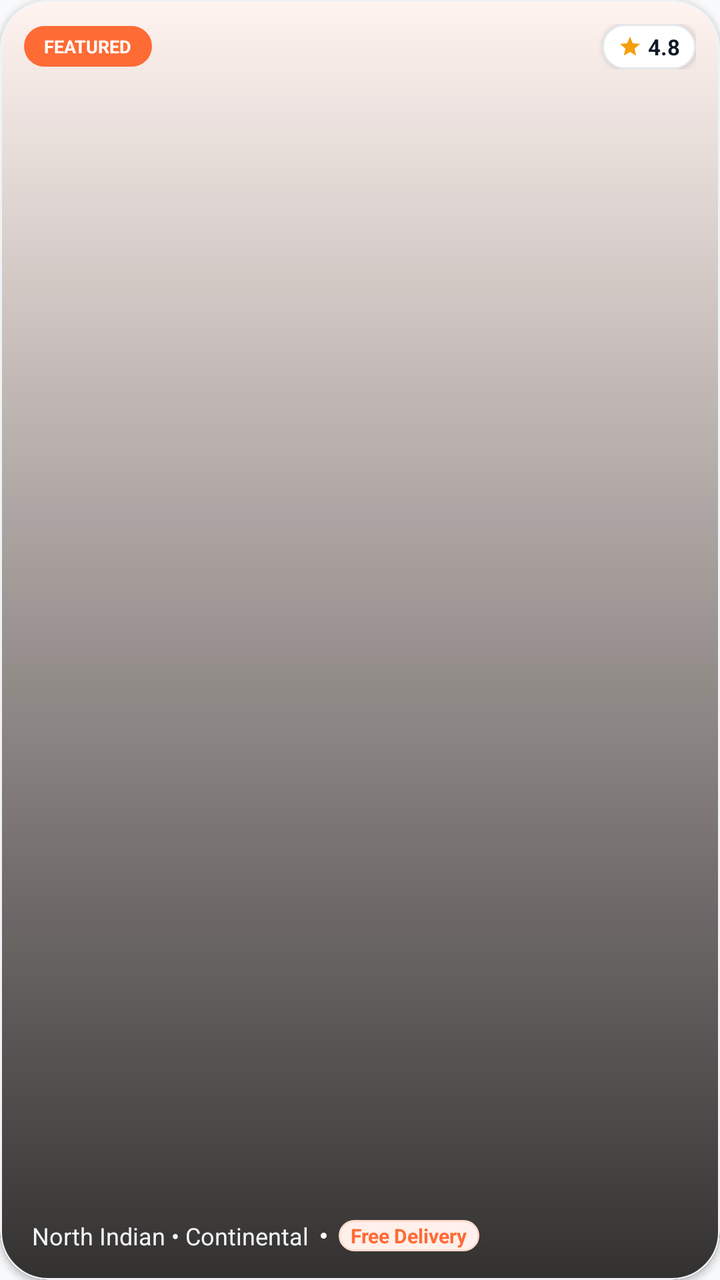
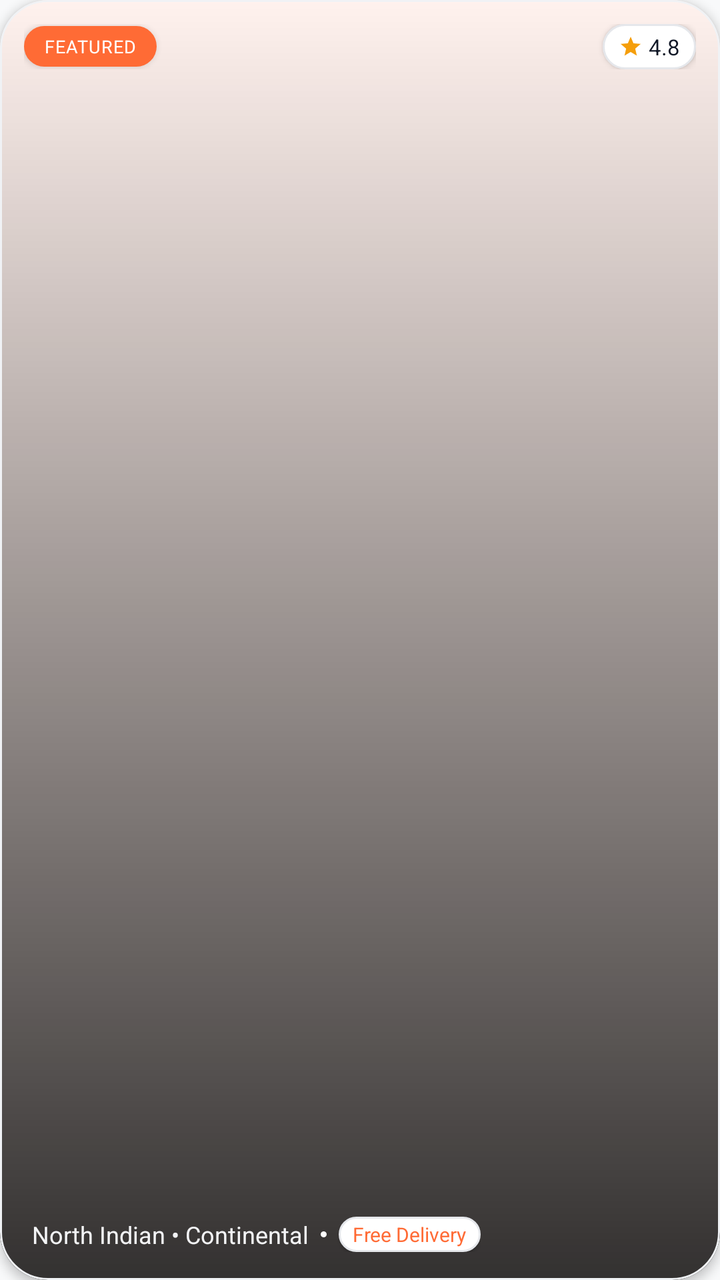

Two renders of the same Android screen: before a commit and after it. Below are the layout's source before the change and the commit's diff.
<!-- AndroidManifest.xml: application theme Theme.AKRHunger -->
<!-- res/layout/item_featured_restaurant.xml -->
<?xml version="1.0" encoding="utf-8"?>
<com.google.android.material.card.MaterialCardView xmlns:android="http://schemas.android.com/apk/res/android"
    xmlns:app="http://schemas.android.com/apk/res-auto"
    android:layout_width="290dp"
    android:layout_height="210dp"
    android:layout_marginHorizontal="6dp"
    android:layout_marginVertical="4dp"
    android:clickable="true"
    android:focusable="true"
    android:foreground="?attr/selectableItemBackground"
    app:cardBackgroundColor="@color/surface"
    app:cardCornerRadius="24dp"
    app:cardElevation="2dp"
    app:strokeColor="@color/card_border"
    app:strokeWidth="1dp">

    <FrameLayout
        android:layout_width="match_parent"
        android:layout_height="match_parent">

        
        <ImageView
            android:id="@+id/iv_restaurant_image"
            android:layout_width="match_parent"
            android:layout_height="match_parent"
            android:scaleType="centerCrop" />

        
        <View
            android:layout_width="match_parent"
            android:layout_height="match_parent"
            android:background="@drawable/gradient_bottom_overlay" />

        
        <LinearLayout
            android:layout_width="match_parent"
            android:layout_height="wrap_content"
            android:layout_gravity="top"
            android:gravity="center_vertical"
            android:orientation="horizontal"
            android:padding="12dp">

            
            <TextView
                android:id="@+id/tv_promoted"
                android:layout_width="wrap_content"
                android:layout_height="wrap_content"
                android:background="@drawable/bg_pill_primary"
                android:paddingHorizontal="10dp"
                android:paddingVertical="4dp"
                android:text="FEATURED"
                android:textColor="@color/on_primary"
                android:textSize="9sp"
                android:textStyle="bold" />

            <View
                android:layout_width="0dp"
                android:layout_height="1dp"
                android:layout_weight="1" />

            
            <LinearLayout
                android:layout_width="wrap_content"
                android:layout_height="wrap_content"
                android:background="@drawable/bg_pill_white"
                android:elevation="2dp"
                android:gravity="center_vertical"
                android:paddingHorizontal="8dp"
                android:paddingVertical="4dp">

                <ImageView
                    android:layout_width="12dp"
                    android:layout_height="12dp"
                    android:src="@drawable/ic_star"
                    android:tint="@color/rating_star" />

                <TextView
                    android:id="@+id/tv_restaurant_rating"
                    android:layout_width="wrap_content"
                    android:layout_height="wrap_content"
                    android:layout_marginStart="3dp"
                    android:text="4.8"
                    android:textColor="@color/text_primary"
                    android:textSize="11sp"
                    android:textStyle="bold" />
            </LinearLayout>
        </LinearLayout>

        
        <LinearLayout
            android:layout_width="match_parent"
            android:layout_height="wrap_content"
            android:layout_gravity="bottom"
            android:orientation="vertical"
            android:paddingHorizontal="16dp"
            android:paddingBottom="14dp">

            <TextView
                android:id="@+id/tv_restaurant_name"
                android:layout_width="wrap_content"
                android:layout_height="wrap_content"
                android:ellipsize="end"
                android:maxLines="1"
                android:shadowColor="#80000000"
                android:shadowDx="0"
                android:shadowDy="1"
                android:shadowRadius="2"
                android:textColor="#FFFFFF"
                android:textSize="17sp"
                android:textStyle="bold" />

            
            <LinearLayout
                android:layout_width="wrap_content"
                android:layout_height="wrap_content"
                android:layout_marginTop="4dp"
                android:gravity="center_vertical"
                android:orientation="horizontal">

                <TextView
                    android:id="@+id/tv_restaurant_cuisine"
                    android:layout_width="wrap_content"
                    android:layout_height="wrap_content"
                    android:ellipsize="end"
                    android:maxLines="1"
                    android:text="North Indian • Continental"
                    android:textColor="#F3F4F6"
                    android:textSize="12sp" />

                <View
                    android:layout_width="3dp"
                    android:layout_height="3dp"
                    android:layout_marginHorizontal="6dp"
                    android:background="@drawable/bg_dot_white" />

                
                <TextView
                    android:layout_width="wrap_content"
                    android:layout_height="wrap_content"
                    android:background="@drawable/bg_pill_soft"
                    android:paddingHorizontal="6dp"
                    android:paddingVertical="1dp"
                    android:text="Free Delivery"
                    android:textColor="@color/primary"
                    android:textSize="10sp"
                    android:textStyle="bold" />
            </LinearLayout>
        </LinearLayout>
    </FrameLayout>
</com.google.android.material.card.MaterialCardView>
<!-- resources referenced by this layout -->
<resources>
  <color name="card_border">#F0F2F5</color>
  <color name="on_primary">#FFFFFF</color>
  <color name="primary">#FF6B35</color>
  <color name="rating_star">#F59E0B</color>
  <color name="surface">#FFFFFF</color>
  <color name="text_primary">#111827</color>
  <!-- drawable bg_dot_white (drawable) -->
  <shape xmlns:android="http://schemas.android.com/apk/res/android"
      android:shape="oval">
      <solid android:color="#FFFFFF" />
      <size android:width="10dp" android:height="10dp" />
  </shape>
  <!-- drawable bg_pill_primary (drawable) -->
  <?xml version="1.0" encoding="utf-8"?>
  <ripple xmlns:android="http://schemas.android.com/apk/res/android"
      android:color="#33FFFFFF">
      <item>
          <shape android:shape="rectangle">
              <corners android:radius="999dp" />
              <solid android:color="@color/primary" />
          </shape>
      </item>
  </ripple>
  <!-- drawable bg_pill_soft (drawable) -->
  <?xml version="1.0" encoding="utf-8"?>
  <ripple xmlns:android="http://schemas.android.com/apk/res/android"
      android:color="@color/primary_15">
      <item>
          <shape android:shape="rectangle">
              <corners android:radius="999dp" />
              <solid android:color="@color/primary_tint" />
              <stroke android:width="1dp" android:color="@color/primary_tint_border" />
          </shape>
      </item>
  </ripple>
  <!-- drawable gradient_bottom_overlay (drawable) -->
  <?xml version="1.0" encoding="utf-8"?>
  <shape xmlns:android="http://schemas.android.com/apk/res/android"
      android:shape="rectangle">
      <gradient
          android:startColor="#CC000000"
          android:endColor="#00000000"
          android:angle="90" />
  </shape>
  <!-- drawable ic_star (drawable) -->
  <vector xmlns:android="http://schemas.android.com/apk/res/android"
      android:width="24dp"
      android:height="24dp"
      android:viewportWidth="24"
      android:viewportHeight="24">
      <path
          android:fillColor="#FF000000"
          android:pathData="M12,17.27L18.18,21l-1.64,-7.03L22,9.24l-7.19,-0.61L12,2 9.19,8.63 2,9.24l5.46,4.73L5.82,21z"/>
  </vector>
  <color name="primary_15">#26FF6B35</color>
  <color name="primary_tint">#FFF0EB</color>
  <color name="primary_tint_border">#FFDCD0</color>
  <color name="primary_10">#1AFF6B35</color>
  <color name="card_border_subtle">#E5E7EB</color>
  <color name="primary_dark">#E55A25</color>
  <color name="secondary">#F59E0B</color>
  <color name="on_secondary">#111827</color>
  <color name="background">#F8F9FA</color>
  <color name="on_surface">#111827</color>
  <style name="ThemeOverlay.AKR.MaterialAlertDialog" parent="ThemeOverlay.Material3.MaterialAlertDialog">
          <item name="shapeAppearance">@style/ShapeAppearance.AKR.Dialog</item>
          <item name="shapeAppearanceOverlay">@style/ShapeAppearance.AKR.Dialog</item>
          <item name="colorSurface">@color/surface</item>
          <item name="android:backgroundDimAmount">0.5</item>
      </style>
  <style name="ThemeOverlay.AKR.BottomSheetDialog" parent="ThemeOverlay.Material3.BottomSheetDialog">
          <item name="bottomSheetStyle">@style/Widget.AKR.BottomSheet</item>
      </style>
  <style name="ShapeAppearance.AKR.Dialog" parent="">
          <item name="cornerFamily">rounded</item>
          <item name="cornerSize">24dp</item>
      </style>
  <style name="Widget.AKR.BottomSheet" parent="Widget.Material3.BottomSheet">
          <item name="shapeAppearanceOverlay">@style/ShapeAppearance.AKR.BottomSheet</item>
          <item name="backgroundTint">@color/surface</item>
      </style>
  <style name="ShapeAppearance.AKR.BottomSheet" parent="">
          <item name="cornerFamily">rounded</item>
          <item name="cornerSizeTopLeft">28dp</item>
          <item name="cornerSizeTopRight">28dp</item>
      </style>
  <!-- unchanged entries left out for length: 2 -->
</resources>

<!-- the commit's change to res/layout/item_featured_restaurant.xml (unified diff, before → after) -->
@@ -4,13 +4,13 @@
     android:layout_width="290dp"
     android:layout_height="210dp"
     android:layout_marginHorizontal="6dp"
-    android:layout_marginVertical="4dp"
+    android:layout_marginVertical="6dp"
     android:clickable="true"
     android:focusable="true"
     android:foreground="?attr/selectableItemBackground"
     app:cardBackgroundColor="@color/surface"
     app:cardCornerRadius="24dp"
-    app:cardElevation="2dp"
+    app:cardElevation="3dp"
     app:strokeColor="@color/card_border"
     app:strokeWidth="1dp">
 
@@ -46,12 +46,14 @@
                 android:layout_width="wrap_content"
                 android:layout_height="wrap_content"
                 android:background="@drawable/bg_pill_primary"
+                android:elevation="2dp"
+                android:fontFamily="sans-serif-bold"
+                android:letterSpacing="0.04"
                 android:paddingHorizontal="10dp"
                 android:paddingVertical="4dp"
                 android:text="FEATURED"
                 android:textColor="@color/on_primary"
-                android:textSize="9sp"
-                android:textStyle="bold" />
+                android:textSize="9sp" />
 
             <View
                 android:layout_width="0dp"
@@ -72,17 +74,17 @@
                     android:layout_width="12dp"
                     android:layout_height="12dp"
                     android:src="@drawable/ic_star"
-                    android:tint="@color/rating_star" />
+                    app:tint="@color/rating_star" />
 
                 <TextView
                     android:id="@+id/tv_restaurant_rating"
                     android:layout_width="wrap_content"
                     android:layout_height="wrap_content"
                     android:layout_marginStart="3dp"
+                    android:fontFamily="sans-serif-bold"
                     android:text="4.8"
                     android:textColor="@color/text_primary"
-                    android:textSize="11sp"
-                    android:textStyle="bold" />
+                    android:textSize="11sp" />
             </LinearLayout>
         </LinearLayout>
 
@@ -100,14 +102,14 @@
                 android:layout_width="wrap_content"
                 android:layout_height="wrap_content"
                 android:ellipsize="end"
+                android:fontFamily="sans-serif-bold"
                 android:maxLines="1"
                 android:shadowColor="#80000000"
                 android:shadowDx="0"
                 android:shadowDy="1"
                 android:shadowRadius="2"
                 android:textColor="#FFFFFF"
-                android:textSize="17sp"
-                android:textStyle="bold" />
+                android:textSize="17sp" />
 
             
             <LinearLayout
@@ -122,6 +124,7 @@
                     android:layout_width="wrap_content"
                     android:layout_height="wrap_content"
                     android:ellipsize="end"
+                    android:fontFamily="sans-serif"
                     android:maxLines="1"
                     android:text="North Indian • Continental"
                     android:textColor="#F3F4F6"
@@ -137,13 +140,14 @@
                 <TextView
                     android:layout_width="wrap_content"
                     android:layout_height="wrap_content"
-                    android:background="@drawable/bg_pill_soft"
-                    android:paddingHorizontal="6dp"
-                    android:paddingVertical="1dp"
+                    android:background="@drawable/bg_pill_white"
+                    android:elevation="1dp"
+                    android:fontFamily="sans-serif-bold"
+                    android:paddingHorizontal="7dp"
+                    android:paddingVertical="2dp"
                     android:text="Free Delivery"
                     android:textColor="@color/primary"
-                    android:textSize="10sp"
-                    android:textStyle="bold" />
+                    android:textSize="10sp" />
             </LinearLayout>
         </LinearLayout>
     </FrameLayout>
<!-- resource entries referenced after the edit -->
@@ -23,18 +23,6 @@
           </shape>
       </item>
   </ripple>
-  <!-- drawable bg_pill_soft (drawable) -->
-  <?xml version="1.0" encoding="utf-8"?>
-  <ripple xmlns:android="http://schemas.android.com/apk/res/android"
-      android:color="@color/primary_15">
-      <item>
-          <shape android:shape="rectangle">
-              <corners android:radius="999dp" />
-              <solid android:color="@color/primary_tint" />
-              <stroke android:width="1dp" android:color="@color/primary_tint_border" />
-          </shape>
-      </item>
-  </ripple>
   <!-- drawable gradient_bottom_overlay (drawable) -->
   <?xml version="1.0" encoding="utf-8"?>
   <shape xmlns:android="http://schemas.android.com/apk/res/android"
@@ -54,9 +42,6 @@
           android:fillColor="#FF000000"
           android:pathData="M12,17.27L18.18,21l-1.64,-7.03L22,9.24l-7.19,-0.61L12,2 9.19,8.63 2,9.24l5.46,4.73L5.82,21z"/>
   </vector>
-  <color name="primary_15">#26FF6B35</color>
-  <color name="primary_tint">#FFF0EB</color>
-  <color name="primary_tint_border">#FFDCD0</color>
   <color name="primary_10">#1AFF6B35</color>
   <color name="card_border_subtle">#E5E7EB</color>
   <color name="primary_dark">#E55A25</color>
